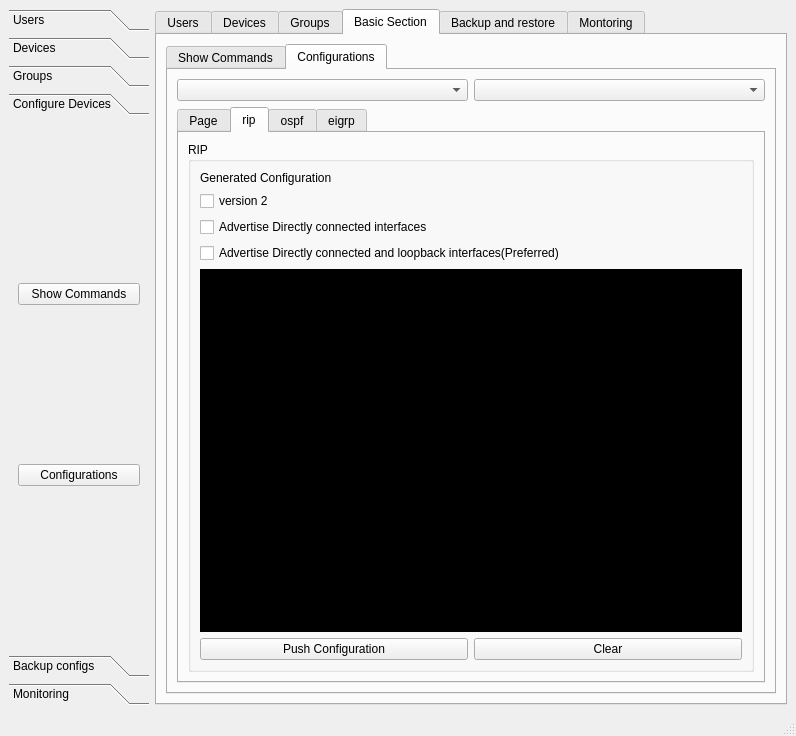
Old version of the form main.ui in the repository saad909/cnsrc.
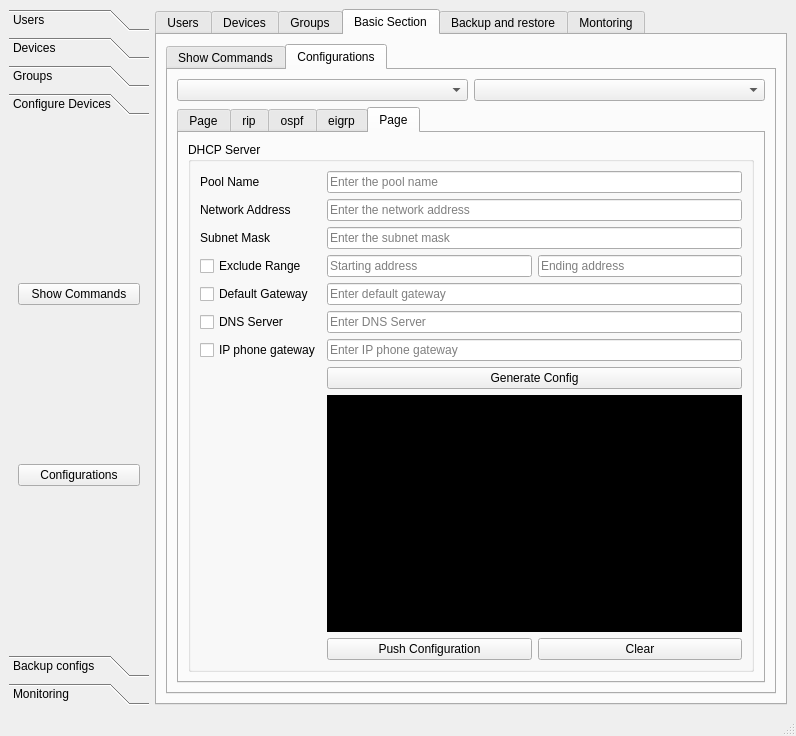
New version of the form. The open tabs and pages were chosen to show the change.

Commit message: dhcp server gui completed

```diff
--- a/main.ui
+++ b/main.ui
@@ -1714,7 +1714,7 @@
        <attribute name="title">
         <string>Basic Section</string>
        </attribute>
-       <layout class="QGridLayout" name="gridLayout_22">
+       <layout class="QGridLayout" name="gridLayout_47">
         <item row="0" column="0">
          <widget class="QTabWidget" name="tab_basic_tasks">
           <property name="currentIndex">
@@ -1807,7 +1807,7 @@
             <item row="1" column="0" colspan="2">
              <widget class="QTabWidget" name="tab_configs">
               <property name="currentIndex">
-               <number>1</number>
+               <number>4</number>
               </property>
               <widget class="QWidget" name="tab_11">
                <attribute name="title">
@@ -2081,6 +2081,177 @@
                 </item>
                </layout>
               </widget>
+              <widget class="QWidget" name="dhcp_server">
+               <attribute name="title">
+                <string>Page</string>
+               </attribute>
+               <layout class="QGridLayout" name="gridLayout_22">
+                <item row="0" column="0">
+                 <widget class="QGroupBox" name="groupBox_17">
+                  <property name="title">
+                   <string>DHCP Server</string>
+                  </property>
+                  <layout class="QGridLayout" name="gridLayout_48">
+                   <item row="0" column="0">
+                    <widget class="QLabel" name="label_22">
+                     <property name="text">
+                      <string>Pool Name</string>
+                     </property>
+                    </widget>
+                   </item>
+                   <item row="0" column="2">
+                    <widget class="QLineEdit" name="dhcp_pool_name">
+                     <property name="placeholderText">
+                      <string>Enter the pool name</string>
+                     </property>
+                    </widget>
+                   </item>
+                   <item row="1" column="0">
+                    <widget class="QLabel" name="label_24">
+                     <property name="text">
+                      <string>Network Address</string>
+                     </property>
+                    </widget>
+                   </item>
+                   <item row="1" column="2">
+                    <widget class="QLineEdit" name="dhcp_network_address">
+                     <property name="placeholderText">
+                      <string>Enter the network address</string>
+                     </property>
+                    </widget>
+                   </item>
+                   <item row="2" column="0">
+                    <widget class="QLabel" name="label_23">
+                     <property name="text">
+                      <string>Subnet Mask</string>
+                     </property>
+                    </widget>
+                   </item>
+                   <item row="2" column="2">
+                    <widget class="QLineEdit" name="dhcp_subnet_mask">
+                     <property name="placeholderText">
+                      <string>Enter the subnet mask</string>
+                     </property>
+                    </widget>
+                   </item>
+                   <item row="3" column="0">
+                    <widget class="QCheckBox" name="chkbox_exclude_range">
+                     <property name="text">
+                      <string>Exclude Range</string>
+                     </property>
+                    </widget>
+                   </item>
+                   <item row="3" column="2">
+                    <layout class="QHBoxLayout" name="dhcp_exclude_range_layout">
+                     <item>
+                      <widget class="QLineEdit" name="dhcp_exclude_start">
+                       <property name="placeholderText">
+                        <string>Starting address</string>
+                       </property>
+                      </widget>
+                     </item>
+                     <item>
+                      <widget class="QLineEdit" name="dhcp_exclude_end">
+                       <property name="placeholderText">
+                        <string>Ending address</string>
+                       </property>
+                      </widget>
+                     </item>
+                    </layout>
+                   </item>
+                   <item row="4" column="0">
+                    <widget class="QCheckBox" name="chkbox_default_gateway">
+                     <property name="text">
+                      <string>Default Gateway</string>
+                     </property>
+                    </widget>
+                   </item>
+                   <item row="4" column="2">
+                    <widget class="QLineEdit" name="dhcp_default_gateway">
+                     <property name="placeholderText">
+                      <string>Enter default gateway</string>
+                     </property>
+                    </widget>
+                   </item>
+                   <item row="5" column="0">
+                    <widget class="QCheckBox" name="chkbox_dns_server">
+                     <property name="text">
+                      <string>DNS Server</string>
+                     </property>
+                    </widget>
+                   </item>
+                   <item row="5" column="2">
+                    <widget class="QLineEdit" name="dhcp_dns_server">
+                     <property name="placeholderText">
+                      <string>Enter DNS Server</string>
+                     </property>
+                    </widget>
+                   </item>
+                   <item row="6" column="0" colspan="2">
+                    <widget class="QCheckBox" name="chkbox_ip_phone_gateway">
+                     <property name="text">
+                      <string>IP phone gateway</string>
+                     </property>
+                    </widget>
+                   </item>
+                   <item row="6" column="2">
+                    <widget class="QLineEdit" name="dhcp_ip_phone_gateway">
+                     <property name="placeholderText">
+                      <string>Enter IP phone gateway</string>
+                     </property>
+                    </widget>
+                   </item>
+                   <item row="8" column="0">
+                    <widget class="QLabel" name="label_28">
+                     <property name="text">
+                      <string/>
+                     </property>
+                    </widget>
+                   </item>
+                   <item row="8" column="2">
+                    <widget class="QTextEdit" name="te_dhcp_server_config">
+                     <property name="styleSheet">
+                      <string notr="true">background-color: rgb(0, 0, 0);
+color: rgb(0, 255, 0);</string>
+                     </property>
+                    </widget>
+                   </item>
+                   <item row="9" column="2">
+                    <layout class="QHBoxLayout" name="horizontalLayout_14">
+                     <item>
+                      <widget class="QPushButton" name="pushButton">
+                       <property name="text">
+                        <string>Push Configuration</string>
+                       </property>
+                      </widget>
+                     </item>
+                     <item>
+                      <widget class="QPushButton" name="pushButton_3">
+                       <property name="text">
+                        <string>Clear</string>
+                       </property>
+                      </widget>
+                     </item>
+                    </layout>
+                   </item>
+                   <item row="7" column="2">
+                    <widget class="QPushButton" name="dhcp_btn_generate">
+                     <property name="enabled">
+                      <bool>true</bool>
+                     </property>
+                     <property name="text">
+                      <string>Generate Config</string>
+                     </property>
+                     <property name="checkable">
+                      <bool>true</bool>
+                     </property>
+                    </widget>
+                   </item>
+                  </layout>
+                 </widget>
+                </item>
+               </layout>
+              </widget>
              </widget>
             </item>
            </layout>
```
Left out of the diff: 10 changed lines with no effect on the pictures. The commit also changes 13 other files.
